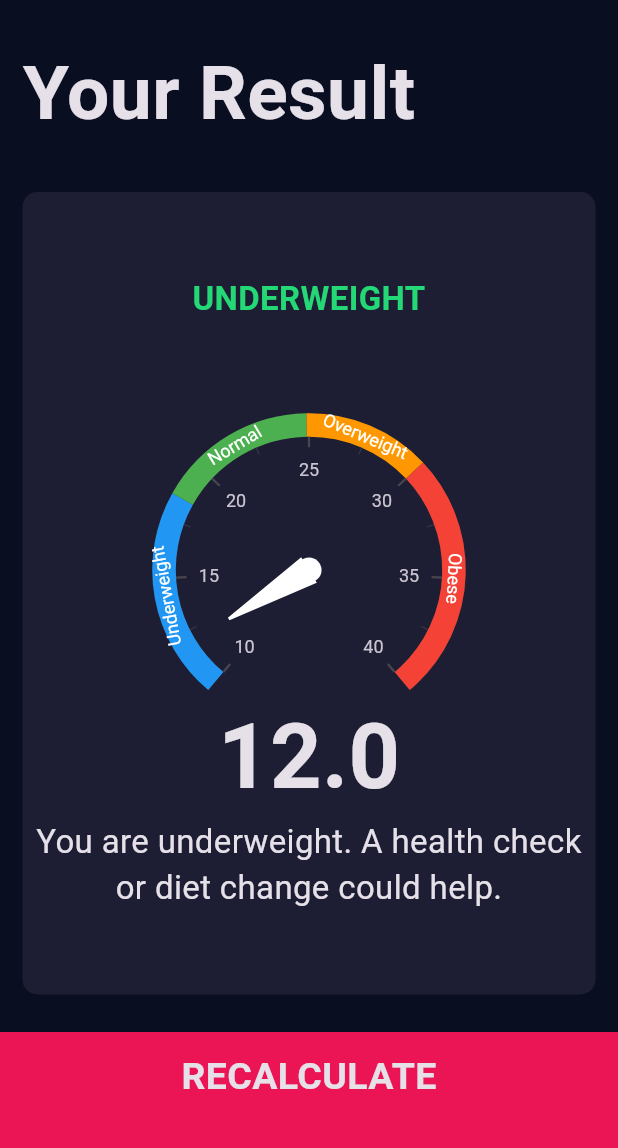
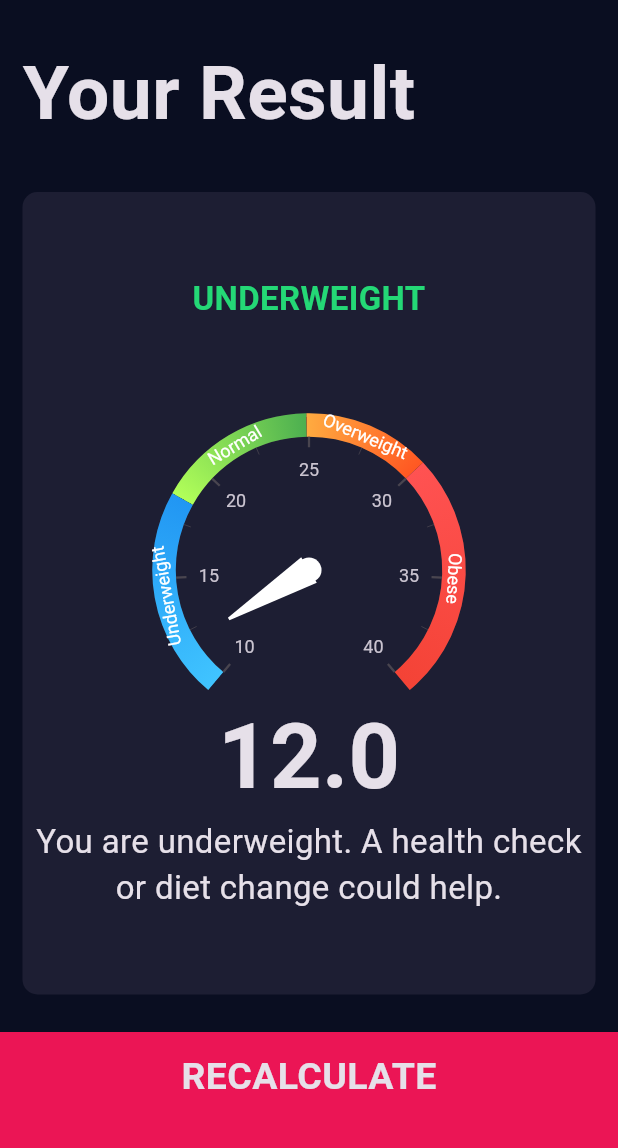
Before and after one commit to GVaibhav92/BMI_Calculator, a Flutter app: the screen it shows after launch, after a tap on "CALCULATE", on a phone screen of 412 x 824 dp, the part 84-1232 px from its top. Run offline on Flutter 3.47's test engine with Material 3 defaults, Android fonts, the phone set to English and light mode, and no system bars; drawn by our look-alikes of syncfusion_flutter_gauges; our stand-ins replace font_awesome_flutter.

Commit message:
Added gradient colors to BMI gauge ranges

```diff
--- a/lib/screens/results_page.dart
+++ b/lib/screens/results_page.dart
@@ -7,7 +7,7 @@ import 'package:syncfusion_flutter_gauges/gauges.dart';
 
 class ResultsPage extends StatelessWidget {
 
-  ResultsPage({required this.bmiResult, required this.resultText, required this.interpretation});
+  const ResultsPage({required this.bmiResult, required this.resultText, required this.interpretation});
 
   final String bmiResult;
   final String resultText;
@@ -51,19 +51,23 @@ class ResultsPage extends StatelessWidget {
                           showTicks: true,
                           axisLineStyle: AxisLineStyle(thickness: 0.15, thicknessUnit: GaugeSizeUnit.factor),
                           ranges: <GaugeRange>[
-                            GaugeRange(startValue: 10, endValue: 18.5, color: Colors.blue,label: 'Underweight',
+                            GaugeRange(startValue: 10, endValue: 18.5, gradient: SweepGradient(colors: [Colors.lightBlueAccent, Colors.blue]),
+                              label: 'Underweight',
                               sizeUnit: GaugeSizeUnit.factor,
                               startWidth: 0.15,
                               endWidth: 0.15,),
-                            GaugeRange(startValue: 18.5, endValue: 24.9, color: Colors.green, label: 'Normal',
+                            GaugeRange(startValue: 18.5, endValue: 24.9,gradient: SweepGradient(colors: [Colors.lightGreenAccent, Colors.green]),
+                              label: 'Normal',
                               startWidth: 0.15,
                               endWidth: 0.15,
                               sizeUnit: GaugeSizeUnit.factor,),
-                            GaugeRange(startValue: 24.9, endValue: 30, color: Colors.orange,label: 'Overweight',
+                            GaugeRange(startValue: 24.9, endValue: 30,gradient: SweepGradient(colors: [Colors.orangeAccent, Colors.deepOrange]),
+                              label: 'Overweight',
                               startWidth: 0.15,
                               endWidth: 0.15,
                               sizeUnit: GaugeSizeUnit.factor,),
-                            GaugeRange(startValue: 30, endValue: 40, color: Colors.red,label: 'Obese',
+                            GaugeRange(startValue: 30, endValue: 40, gradient: SweepGradient(colors: [Colors.redAccent, Colors.red]),
+                              label: 'Obese',
                               startWidth: 0.15,
                               endWidth: 0.15,
                               sizeUnit: GaugeSizeUnit.factor,),
```
